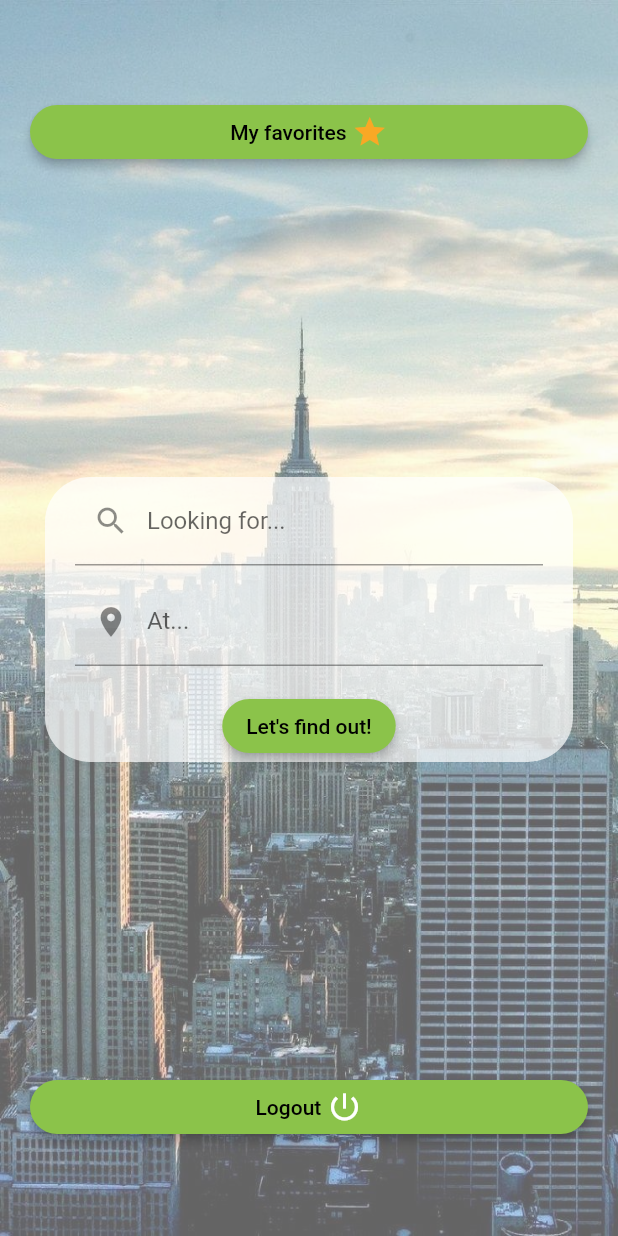
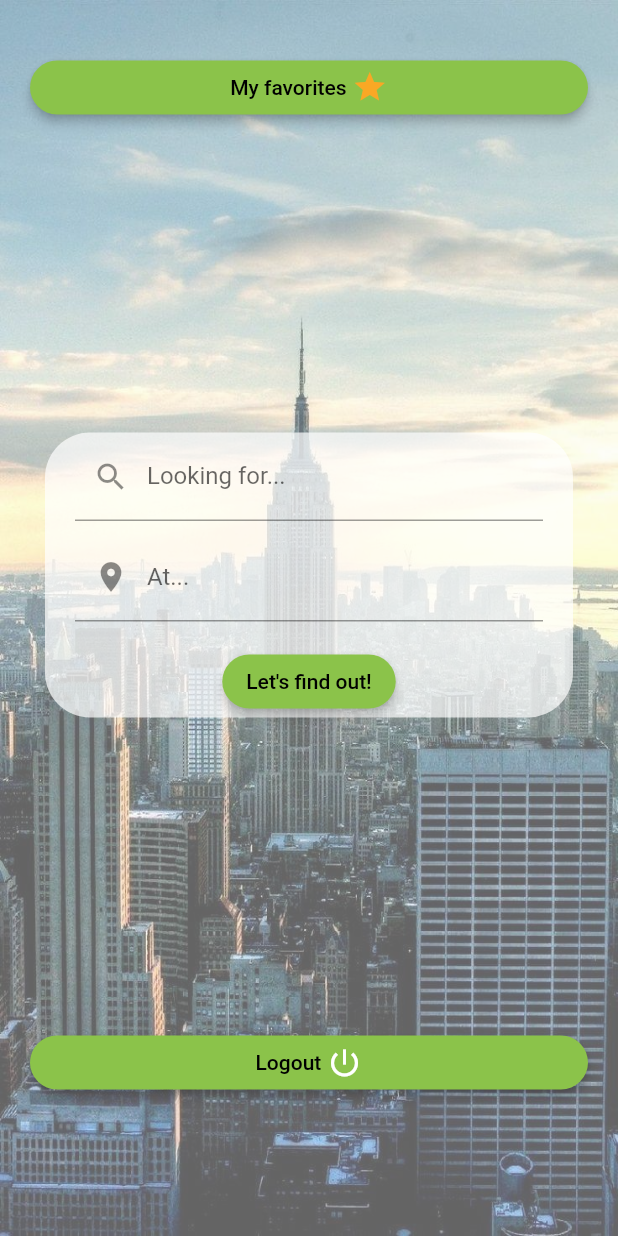
Before and after one commit to Reloxed/ADEChallenge, a Flutter app: the SearchVenues screen opened directly, on a phone screen of 412 x 824 dp. Run offline on Flutter 3.47's test engine with Material 2 defaults, Android fonts, the phone set to English and light mode, and no system bars; our stand-ins replace cloud_firestore, firebase_auth, firebase_core, google_maps_flutter, shared_preferences; accounts and stored records are empty.

Commit message:
Minor fixes to finish

```diff
--- a/adechallenge/lib/screens/login.dart
+++ b/adechallenge/lib/screens/login.dart
@@ -51,6 +51,7 @@ class _LoginState extends State<Login> {
     return Container(
       child: TextFormField(
         textCapitalization: TextCapitalization.words,
+        keyboardType: TextInputType.emailAddress,
         validator: (v) {
           if (v!.isEmpty)
             return "This field cannot be empty.";
--- a/adechallenge/lib/screens/register.dart
+++ b/adechallenge/lib/screens/register.dart
@@ -60,6 +60,7 @@ class _RegisterState extends State<Register> {
     return Container(
       child: TextFormField(
         textCapitalization: TextCapitalization.words,
+        keyboardType: TextInputType.emailAddress,
         validator: (v) {
           if (v!.isEmpty)
             return "This field cannot be empty.";
--- a/adechallenge/lib/screens/search_venues.dart
+++ b/adechallenge/lib/screens/search_venues.dart
@@ -98,7 +98,7 @@ class _SearchVenuesState extends State<SearchVenues> {
   Widget _myFavorites() {
     var provider = Provider.of<DetailedVenueProvider>(context);
     return Container(
-      margin: EdgeInsets.only(top: 64.0),
+      margin: EdgeInsets.only(top: MediaQuery.of(context).size.height / 24),
       padding: EdgeInsets.symmetric(horizontal: 20.0),
       child: ElevatedButton(
         style: ElevatedButton.styleFrom(
@@ -123,7 +123,6 @@ class _SearchVenuesState extends State<SearchVenues> {
 
   Widget _logOut() {
     return Container(
-      margin: EdgeInsets.only(bottom: 0.0),
       padding: EdgeInsets.symmetric(horizontal: 20.0),
       child: ElevatedButton(
           style: ElevatedButton.styleFrom(
```
